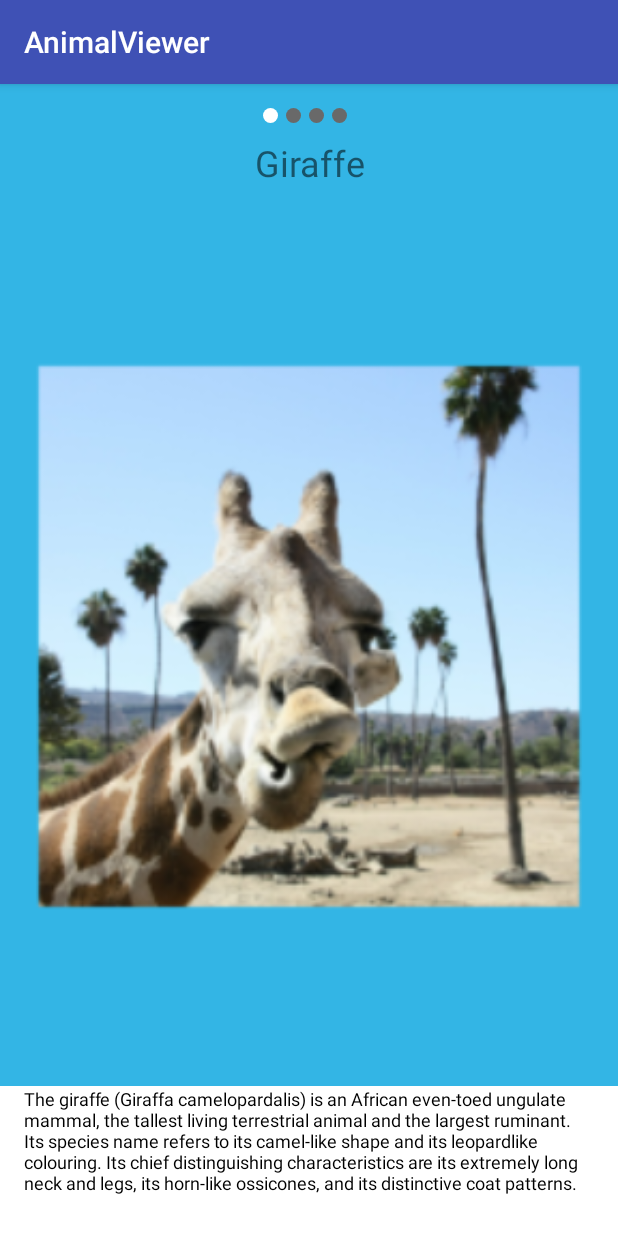
After one commit to lisathe/MAD, an Android app: the ViewPagerActivity screen opened directly, with no data from a screen before it, on a phone screen of 412 x 824 dp. The commit adds this screen. Shown: the top 1233 px of the screen. Run offline under Robolectric (Android 15) with nearby library versions, the phone set to English and light mode, and no system bars.

Commit message:
Step 6: ViewPager

```diff
--- a/Opdracht-2.3-ImageViewerAdvanced/AnimalViewer/app/build.gradle
+++ b/Opdracht-2.3-ImageViewerAdvanced/AnimalViewer/app/build.gradle
@@ -24,4 +24,5 @@ dependencies {
     testCompile 'junit:junit:4.12'
     compile 'com.android.support:appcompat-v7:23.1.1'
     compile 'com.android.support:support-v4:23.1.1'
+    compile 'com.google.android.gms:play-services-appindexing:8.1.0'
 }
--- a/Opdracht-2.3-ImageViewerAdvanced/AnimalViewer/app/src/main/java/com/example/lisa/animalviewer/AnimalListFragment.java
+++ b/Opdracht-2.3-ImageViewerAdvanced/AnimalViewer/app/src/main/java/com/example/lisa/animalviewer/AnimalListFragment.java
@@ -12,6 +12,9 @@ import android.widget.ListView;
 
 import java.util.ArrayList;
 import java.util.List;
+import java.util.Collection;
+import java.util.Iterator;
+import java.util.ListIterator;
 
 
 /**
@@ -64,7 +67,12 @@ public class AnimalListFragment extends Fragment {
         listView.setOnItemClickListener(new AdapterView.OnItemClickListener() {
             @Override
             public void onItemClick(AdapterView<?> parent, View listItem, int position, long id) {
-                ((FragmentActivity) getActivity()).showDetail(position);
+                if (getActivity().getClass() == ViewPagerActivity.class) {
+                    ((ViewPagerActivity) getActivity()).scrollToPage(position);
+                }
+                else {
+                    ((FragmentActivity) getActivity()).showDetail(position);
+                }
             }
         });
 
--- a/Opdracht-2.3-ImageViewerAdvanced/AnimalViewer/app/src/main/java/com/example/lisa/animalviewer/MainActivity.java
+++ b/Opdracht-2.3-ImageViewerAdvanced/AnimalViewer/app/src/main/java/com/example/lisa/animalviewer/MainActivity.java
@@ -10,6 +10,7 @@ import android.widget.Button;
 public class MainActivity extends AppCompatActivity {
 
     Button button;
+    Button vpbutton;
 
     @Override
     protected void onCreate(Bundle savedInstanceState) {
@@ -17,6 +18,7 @@ public class MainActivity extends AppCompatActivity {
         setContentView(R.layout.activity_main);
 
         button = (Button) findViewById(R.id.button);
+        vpbutton = (Button)findViewById(R.id.vpbutton);
 
         button.setOnClickListener(new View.OnClickListener() {
             @Override
@@ -25,5 +27,12 @@ public class MainActivity extends AppCompatActivity {
             }
         });
 
+        vpbutton.setOnClickListener(new View.OnClickListener() {
+            @Override
+            public void onClick(View v) {
+                startActivity(new Intent( MainActivity.this, ViewPagerActivity.class));
+            }
+        });
+
     }
 }
--- /dev/null
+++ b/Opdracht-2.3-ImageViewerAdvanced/AnimalViewer/app/src/main/java/com/example/lisa/animalviewer/ViewPagerActivity.java
@@ -0,0 +1,124 @@
+package com.example.lisa.animalviewer;
+
+import android.net.Uri;
+import android.support.v4.app.Fragment;
+import android.support.v4.app.FragmentManager;
+import android.support.v4.app.FragmentPagerAdapter;
+import android.support.v4.view.ViewPager;
+import android.support.v7.app.AppCompatActivity;
+import android.os.Bundle;
+import android.view.View;
+import android.widget.Button;
+import android.widget.ImageView;
+import android.widget.LinearLayout;
+import android.widget.TextView;
+
+import com.google.android.gms.appindexing.Action;
+import com.google.android.gms.appindexing.AppIndex;
+import com.google.android.gms.common.api.GoogleApiClient;
+
+import java.util.ArrayList;
+import java.util.List;
+
+public class ViewPagerActivity extends AppCompatActivity {
+
+    private LinearLayout viewpageIndicatorContainer;
+    private List<ImageView> indicatorList;
+    private MyPageAdapter pageAdapter;
+    private ViewPager mpager;
+    private int[] imageIds = {R.drawable.image1, R.drawable.image2, R.drawable.image3};
+    private String[] animalNames;
+    private String[] descriptionStrings;
+
+    @Override
+    protected void onCreate(Bundle savedInstanceState) {
+        super.onCreate(savedInstanceState);
+        setContentView(R.layout.activity_view_pager);
+
+        indicatorList = new ArrayList<>();
+
+        animalNames = getResources().getStringArray(R.array.image_title);
+        descriptionStrings = getResources().getStringArray(R.array.description_tekst);
+
+        viewpageIndicatorContainer = (LinearLayout) findViewById(R.id.page_indicator_container);
+        final TextView TITLE = (TextView) findViewById(R.id.image_title);
+        final TextView DESCRIPTION = (TextView) findViewById(R.id.description_text);
+
+        TITLE.setText(animalNames[0]);
+        DESCRIPTION.setText(descriptionStrings[0]);
+
+        int viewPagerLength = viewpageIndicatorContainer.getChildCount();
+
+        for (int i = 0; i < viewPagerLength; i++) {
+            indicatorList.add((ImageView) viewpageIndicatorContainer.getChildAt(i));
+        }
+
+        mpager = (ViewPager) findViewById(R.id.viewpager);
+        pageAdapter = new MyPageAdapter(getSupportFragmentManager());
+        mpager.setAdapter(pageAdapter);
+
+        mpager.addOnPageChangeListener(new ViewPager.OnPageChangeListener() {
+            @Override
+            public void onPageScrolled(int position, float positionOffset, int positionOffsetPixels) {
+
+            }
+
+            @Override
+            public void onPageSelected(int position) {
+                int indicatorLength = indicatorList.size();
+                for (int i = 0; i < indicatorLength; i++) {
+                    if (i == position) {
+                        indicatorList.get(i).setImageResource(R.drawable.circle_white);
+                    } else {
+                        indicatorList.get(i).setImageResource(R.drawable.circle_grey);
+                    }
+                }
+                TITLE.setText(animalNames[position]);
+                if (position < indicatorList.size() - 1) {
+                    if (DESCRIPTION.getVisibility() != View.VISIBLE) {
+                        DESCRIPTION.setVisibility(View.VISIBLE);
+                    }
+                    DESCRIPTION.setText(descriptionStrings[position]);
+                } else {
+                    DESCRIPTION.setVisibility(View.GONE);
+                }
+            }
+
+            @Override
+            public void onPageScrollStateChanged(int state) {
+
+            }
+        });
+
+
+    }
+
+    public void scrollToPage(int pageId) {
+        mpager.setCurrentItem(pageId, true);
+    }
+
+
+    private class MyPageAdapter extends FragmentPagerAdapter {
+
+        private List<Fragment> fragments;
+
+        public MyPageAdapter(FragmentManager fm) {
+            super(fm);
+            fragments = new ArrayList<>();
+            fragments.add(AnimalFragment.newInstance(imageIds[0]));
+            fragments.add(AnimalFragment.newInstance(imageIds[1]));
+            fragments.add(AnimalFragment.newInstance(imageIds[2]));
+            fragments.add(AnimalListFragment.newInstance(imageIds, animalNames));
+        }
+
+        @Override
+        public Fragment getItem(int position) {
+            return fragments.get(position);
+        }
+
+        @Override
+        public int getCount() {
+            return this.fragments.size();
+        }
+    }
+}
--- /dev/null
+++ b/Opdracht-2.3-ImageViewerAdvanced/AnimalViewer/app/src/main/res/drawable/circle_grey.xml
@@ -0,0 +1,9 @@
+<?xml version="1.0" encoding="utf-8"?>
+<shape xmlns:android="http://schemas.android.com/apk/res/android"
+    android:shape="oval">
+
+    <gradient
+        android:startColor="@color/grey"
+        android:endColor="@color/grey"
+        android:angle="270" />
+</shape>
--- /dev/null
+++ b/Opdracht-2.3-ImageViewerAdvanced/AnimalViewer/app/src/main/res/drawable/circle_white.xml
@@ -0,0 +1,9 @@
+<?xml version="1.0" encoding="utf-8"?>
+<shape xmlns:android="http://schemas.android.com/apk/res/android"
+    android:shape="oval">
+
+    <gradient
+        android:startColor="@color/white"
+        android:endColor="@color/white"
+        android:angle="270" />
+</shape>
--- a/Opdracht-2.3-ImageViewerAdvanced/AnimalViewer/app/src/main/res/layout/activity_main.xml
+++ b/Opdracht-2.3-ImageViewerAdvanced/AnimalViewer/app/src/main/res/layout/activity_main.xml
@@ -22,4 +22,12 @@
         android:layout_alignParentBottom="true"
         android:layout_centerHorizontal="true"
         android:layout_marginBottom="62dp" />
+
+    <Button
+        android:layout_width="wrap_content"
+        android:layout_height="wrap_content"
+        android:text="ViewPager Tutorial"
+        android:id="@+id/vpbutton"
+        android:layout_centerVertical="true"
+        android:layout_centerHorizontal="true" />
 </RelativeLayout>
--- /dev/null
+++ b/Opdracht-2.3-ImageViewerAdvanced/AnimalViewer/app/src/main/res/layout/activity_view_pager.xml
@@ -0,0 +1,70 @@
+
+<RelativeLayout xmlns:android="http://schemas.android.com/apk/res/android"
+    xmlns:tools="http://schemas.android.com/tools"
+    android:layout_width="match_parent"
+    android:layout_height="match_parent"
+    android:background="@android:color/holo_blue_light"
+    tools:context="nl.hva.animalviewer.ViewPagerActivity">
+
+    <LinearLayout
+        android:id="@+id/page_indicator_container"
+        android:layout_width="wrap_content"
+        android:layout_height="wrap_content"
+        android:layout_centerHorizontal="true"
+        android:layout_marginTop="16dp"
+        android:orientation="horizontal">
+
+        <ImageView
+            android:layout_width="10dp"
+            android:layout_height="10dp"
+            android:layout_marginRight="5dp"
+            android:src="@drawable/circle_white" />
+
+        <ImageView
+            android:layout_width="10dp"
+            android:layout_height="10dp"
+            android:layout_marginRight="5dp"
+            android:src="@drawable/circle_grey" />
+
+        <ImageView
+            android:layout_width="10dp"
+            android:layout_height="10dp"
+            android:layout_marginRight="5dp"
+            android:src="@drawable/circle_grey" />
+
+        <ImageView
+            android:layout_width="10dp"
+            android:layout_height="10dp"
+            android:layout_marginRight="5dp"
+            android:src="@drawable/circle_grey" />
+    </LinearLayout>
+
+    <TextView
+        android:id="@+id/image_title"
+        android:layout_width="match_parent"
+        android:layout_height="wrap_content"
+        android:layout_below="@+id/page_indicator_container"
+        android:layout_marginTop="10dp"
+        android:gravity="center"
+        android:textSize="24sp" />
+
+    <TextView
+        android:id="@+id/description_text"
+        android:layout_width="match_parent"
+        android:layout_height="100dp"
+        android:layout_alignParentBottom="true"
+        android:background="@color/white"
+        android:paddingLeft="16dp"
+        android:paddingRight="16dp"
+        android:textColor="@android:color/black"
+        android:textSize="12sp" />
+
+    <android.support.v4.view.ViewPager
+        android:id="@+id/viewpager"
+        android:layout_width="match_parent"
+        android:layout_height="match_parent"
+        android:layout_above="@id/description_text"
+        android:layout_below="@id/image_title"
+        android:paddingBottom="16dp"
+        android:paddingTop="16dp" />
+</RelativeLayout>
--- a/Opdracht-2.3-ImageViewerAdvanced/AnimalViewer/app/src/main/res/values/arrays.xml
+++ b/Opdracht-2.3-ImageViewerAdvanced/AnimalViewer/app/src/main/res/values/arrays.xml
@@ -4,5 +4,24 @@
         <item>Giraffe</item>
         <item>Frog</item>
         <item>Monkeys</item>
+        <item>End of ImageViewer</item>
     </string-array>
+        <string-array name="description_tekst">
+<item>The giraffe (Giraffa camelopardalis) is an African even-toed ungulate mammal, the tallest
+   living terrestrial animal and the largest ruminant. Its species name refers to its camel-like
+   shape and its leopardlike colouring. Its chief distinguishing characteristics are its extremely
+   long neck and legs, its horn-like ossicones, and its distinctive coat patterns.</item>
+
+<item>Frogs are a diverse and largely carnivorous group of shortbodied, tailless amphibians
+   composing the order Anura (Ancient Greek an-, without + oura, tail). The oldest fossil
+   "proto-frog" appeared in the early Triassic of Madagascar, but molecular clock dating suggests
+   their origins may extend further back to the Permian, 265 million years ago.</item>
+
+<item>Monkeys are haplorhine ("dry-nosed") primates, a paraphyletic group generally possessing tails
+   and consisting of approximately 260 known living species. Many monkey species are tree-dwelling
+   (arboreal), although there are species that live primarily on the ground, such as baboons. Most
+   species are also active during the day (diurnal).
+
+</item>
+        </string-array>
 </resources>
--- a/Opdracht-2.3-ImageViewerAdvanced/AnimalViewer/app/src/main/res/values/colors.xml
+++ b/Opdracht-2.3-ImageViewerAdvanced/AnimalViewer/app/src/main/res/values/colors.xml
@@ -3,4 +3,6 @@
     <color name="colorPrimary">#3F51B5</color>
     <color name="colorPrimaryDark">#303F9F</color>
     <color name="colorAccent">#FF4081</color>
+    <color name="grey">#696969</color>
+    <color name="white">#ffffff</color>
 </resources>
```
Also changed, not shown: Opdracht-2.3-ImageViewerAdvanced/AnimalViewer/app/src/main/AndroidManifest.xml (+8 -1 lines).
